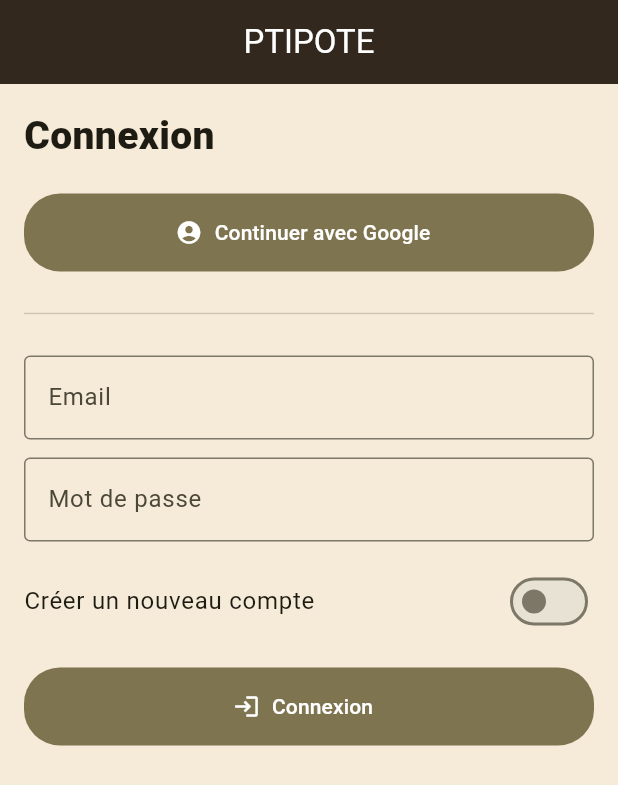
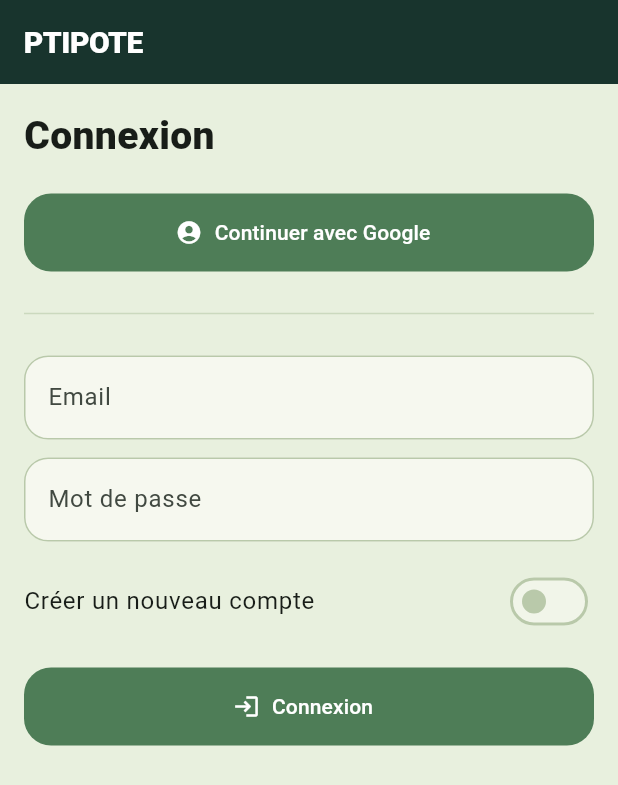
Before and after one commit to Ankhyel/ptipote-webapp, a Flutter app: the screen it shows after launch, on a phone screen of 412 x 824 dp. Shown: the top 785 px of the screen. Run offline on Flutter 3.47's test engine with Material 3 defaults, Android fonts, the phone set to English and light mode, and no system bars; our stand-ins replace cloud_firestore, cloud_functions, firebase_auth, firebase_core, firebase_messaging, google_sign_in and 2 more; missing offline and left inert: lzstring, nfc_manager; accounts and stored records are empty.

Commit message:
feat: refresh app with elevage visual style

```diff
--- a/ptipote-app/lib/core/theme/app_theme.dart
+++ b/ptipote-app/lib/core/theme/app_theme.dart
@@ -2,85 +2,190 @@ import 'package:flutter/material.dart';
 
 abstract final class AppTheme {
   static ThemeData get light {
-    const ink = Color(0xFF33281E);
-    const accent = Color(0xFF9C8F5A);
-    const surface = Color(0xFFFFFAEF);
-    const background = Color(0xFFF6EBD8);
+    // Direction visuelle commune : un monde vivant, doux et minéral.
+    // Les couleurs ne décrivent aucune règle de gameplay : elles permettent
+    // simplement à Zone 0 et Élevage de parler le même langage visuel.
+    const ink = Color(0xFF18342D);
+    const moss = Color(0xFF4E7D57);
+    const mineral = Color(0xFFC58D42);
+    const surface = Color(0xFFFFFCF4);
+    const background = Color(0xFFE8F0DE);
+    const outline = Color(0xFFB9C9AA);
 
     return ThemeData(
       colorScheme: ColorScheme.fromSeed(
-        seedColor: accent,
+        seedColor: moss,
         brightness: Brightness.light,
         surface: surface,
+      ).copyWith(
+        primary: moss,
+        secondary: mineral,
+        tertiary: const Color(0xFF5F9CA2),
+        surfaceContainerHighest: const Color(0xFFF1F5E9),
+        outline: outline,
       ),
       scaffoldBackgroundColor: background,
       appBarTheme: const AppBarTheme(
         backgroundColor: ink,
         foregroundColor: Colors.white,
-        centerTitle: true,
+        centerTitle: false,
+        elevation: 0,
+        titleTextStyle: TextStyle(
+          color: Colors.white,
+          fontSize: 20,
+          fontWeight: FontWeight.w900,
+          letterSpacing: -.3,
+        ),
       ),
       cardTheme: CardThemeData(
         color: surface,
-        elevation: 2,
-        shadowColor: const Color(0x5533281E),
+        elevation: 0,
+        shadowColor: const Color(0x2818342D),
         margin: EdgeInsets.zero,
         shape: RoundedRectangleBorder(
-          borderRadius: BorderRadius.circular(22),
-          side: const BorderSide(color: Color(0xFFE0CFAE)),
+          borderRadius: BorderRadius.circular(26),
+          side: const BorderSide(color: outline),
         ),
       ),
       filledButtonTheme: FilledButtonThemeData(
         style: FilledButton.styleFrom(
-          backgroundColor: const Color(0xFF7F7450),
+          backgroundColor: moss,
           foregroundColor: Colors.white,
           minimumSize: const Size.fromHeight(52),
           shape: RoundedRectangleBorder(
-            borderRadius: BorderRadius.circular(24),
+            borderRadius: BorderRadius.circular(18),
           ),
         ),
       ),
+      outlinedButtonTheme: OutlinedButtonThemeData(
+        style: OutlinedButton.styleFrom(
+          foregroundColor: ink,
+          minimumSize: const Size.fromHeight(48),
+          side: const BorderSide(color: moss, width: 1.4),
+          shape:
+              RoundedRectangleBorder(borderRadius: BorderRadius.circular(18)),
+        ),
+      ),
+      inputDecorationTheme: InputDecorationTheme(
+        filled: true,
+        fillColor: const Color(0xFFF6F8EF),
+        border: OutlineInputBorder(
+            borderRadius: BorderRadius.circular(16),
+            borderSide: const BorderSide(color: outline)),
+        enabledBorder: OutlineInputBorder(
+            borderRadius: BorderRadius.circular(16),
+            borderSide: const BorderSide(color: outline)),
+        focusedBorder: OutlineInputBorder(
+            borderRadius: BorderRadius.circular(16),
+            borderSide: const BorderSide(color: moss, width: 2)),
+      ),
+      chipTheme: ChipThemeData(
+        backgroundColor: const Color(0xFFF1F5E9),
+        selectedColor: const Color(0xFFD7E8CE),
+        shape: RoundedRectangleBorder(
+            borderRadius: BorderRadius.circular(999),
+            side: const BorderSide(color: outline)),
+      ),
+      bottomSheetTheme: const BottomSheetThemeData(
+        backgroundColor: surface,
+        modalBackgroundColor: surface,
+        shape: RoundedRectangleBorder(
+            borderRadius: BorderRadius.vertical(top: Radius.circular(28))),
+      ),
+      dividerTheme: const DividerThemeData(color: Color(0xFFCBD9BE)),
       useMaterial3: true,
     );
   }
 
   static ThemeData get dark {
-    const ink = Color(0xFF1F1A14);
-    const accent = Color(0xFFD2BD93);
-    const surface = Color(0xFF3B3024);
-    const background = Color(0xFF2B241C);
+    const ink = Color(0xFF0E211D);
+    const moss = Color(0xFF8ABF86);
+    const mineral = Color(0xFFE1B362);
+    const surface = Color(0xFF1D312A);
+    const background = Color(0xFF12231E);
+    const outline = Color(0xFF4D6B5B);
 
     return ThemeData(
       colorScheme: ColorScheme.fromSeed(
-        seedColor: accent,
+        seedColor: moss,
         brightness: Brightness.dark,
         surface: surface,
+      ).copyWith(
+        primary: moss,
+        secondary: mineral,
+        tertiary: const Color(0xFF8FC5CF),
+        surfaceContainerHighest: const Color(0xFF294238),
+        outline: outline,
       ),
       scaffoldBackgroundColor: background,
       appBarTheme: const AppBarTheme(
         backgroundColor: ink,
         foregroundColor: Colors.white,
-        centerTitle: true,
+        centerTitle: false,
+        elevation: 0,
+        titleTextStyle: TextStyle(
+          color: Colors.white,
+          fontSize: 20,
+          fontWeight: FontWeight.w900,
+          letterSpacing: -.3,
+        ),
       ),
       cardTheme: CardThemeData(
         color: surface,
-        elevation: 2,
+        elevation: 0,
         shadowColor: const Color(0xAA000000),
         margin: EdgeInsets.zero,
         shape: RoundedRectangleBorder(
-          borderRadius: BorderRadius.circular(22),
-          side: const BorderSide(color: Color(0x554C3A26)),
+          borderRadius: BorderRadius.circular(26),
+          side: const BorderSide(color: outline),
         ),
       ),
       filledButtonTheme: FilledButtonThemeData(
         style: FilledButton.styleFrom(
-          backgroundColor: const Color(0xFFD2BD93),
-          foregroundColor: const Color(0xFF241D16),
+          backgroundColor: moss,
+          foregroundColor: const Color(0xFF10251E),
           minimumSize: const Size.fromHeight(52),
           shape: RoundedRectangleBorder(
-            borderRadius: BorderRadius.circular(24),
+            borderRadius: BorderRadius.circular(18),
           ),
         ),
       ),
+      outlinedButtonTheme: OutlinedButtonThemeData(
+        style: OutlinedButton.styleFrom(
+          foregroundColor: moss,
+          minimumSize: const Size.fromHeight(48),
+          side: const BorderSide(color: moss, width: 1.4),
+          shape:
+              RoundedRectangleBorder(borderRadius: BorderRadius.circular(18)),
+        ),
+      ),
+      inputDecorationTheme: InputDecorationTheme(
+        filled: true,
+        fillColor: const Color(0xFF294238),
+        border: OutlineInputBorder(
+            borderRadius: BorderRadius.circular(16),
+            borderSide: const BorderSide(color: outline)),
+        enabledBorder: OutlineInputBorder(
+            borderRadius: BorderRadius.circular(16),
+            borderSide: const BorderSide(color: outline)),
+        focusedBorder: OutlineInputBorder(
+            borderRadius: BorderRadius.circular(16),
+            borderSide: const BorderSide(color: moss, width: 2)),
+      ),
+      chipTheme: ChipThemeData(
+        backgroundColor: const Color(0xFF294238),
+        selectedColor: const Color(0xFF406B4A),
+        shape: RoundedRectangleBorder(
+            borderRadius: BorderRadius.circular(999),
+            side: const BorderSide(color: outline)),
+      ),
+      bottomSheetTheme: const BottomSheetThemeData(
+        backgroundColor: surface,
+        modalBackgroundColor: surface,
+        shape: RoundedRectangleBorder(
+            borderRadius: BorderRadius.vertical(top: Radius.circular(28))),
+      ),
+      dividerTheme: const DividerThemeData(color: Color(0xFF466554)),
       useMaterial3: true,
     );
   }
--- a/ptipote-app/lib/features/home/home_page.dart
+++ b/ptipote-app/lib/features/home/home_page.dart
@@ -247,8 +247,10 @@ class _HomePageState extends State<HomePage> {
                     ),
                     child: FilledButton.icon(
                       style: FilledButton.styleFrom(
-                        backgroundColor: const Color(0xFF7AFFEB),
-                        foregroundColor: const Color(0xFF24342F),
+                        backgroundColor:
+                            Theme.of(context).colorScheme.secondary,
+                        foregroundColor:
+                            Theme.of(context).colorScheme.onSecondary,
                         minimumSize: const Size.fromHeight(64),
                       ),
                       onPressed: _scanning ? null : _scanFigurine,
@@ -297,14 +299,15 @@ class _GameButton extends StatelessWidget {
         width: 154,
         height: 78,
         decoration: BoxDecoration(
-          color: const Color(0xFFE9D9B7),
-          border: Border.all(color: const Color(0xFFC7B07D)),
+          color: Theme.of(context).colorScheme.surface,
+          border: Border.all(color: Theme.of(context).colorScheme.outline),
           borderRadius: BorderRadius.circular(28),
-          boxShadow: const <BoxShadow>[
+          boxShadow: <BoxShadow>[
             BoxShadow(
-              color: Color(0x2933281E),
+              color:
+                  Theme.of(context).colorScheme.primary.withValues(alpha: .13),
               blurRadius: 14,
-              offset: Offset(0, 7),
+              offset: const Offset(0, 7),
             ),
           ],
         ),
@@ -377,13 +380,14 @@ class _CollectionButton extends StatelessWidget {
         height: 154,
         decoration: BoxDecoration(
           color: Theme.of(context).colorScheme.surface,
-          border: Border.all(color: const Color(0xFFE0CFAE)),
+          border: Border.all(color: Theme.of(context).colorScheme.outline),
           borderRadius: BorderRadius.circular(34),
-          boxShadow: const <BoxShadow>[
+          boxShadow: <BoxShadow>[
             BoxShadow(
-              color: Color(0x3333281E),
+              color:
+                  Theme.of(context).colorScheme.primary.withValues(alpha: .16),
               blurRadius: 18,
-              offset: Offset(0, 8),
+              offset: const Offset(0, 8),
             ),
           ],
         ),
@@ -452,9 +456,9 @@ class _Badge extends StatelessWidget {
       constraints: const BoxConstraints(minWidth: 18, minHeight: 18),
       padding: const EdgeInsets.symmetric(horizontal: 5),
       alignment: Alignment.center,
-      decoration: const BoxDecoration(
-        color: Color(0xFFE64A3C),
-        borderRadius: BorderRadius.all(Radius.circular(999)),
+      decoration: BoxDecoration(
+        color: Theme.of(context).colorScheme.secondary,
+        borderRadius: const BorderRadius.all(Radius.circular(999)),
       ),
       child: Text(
         count > 9 ? '9+' : '$count',
```
